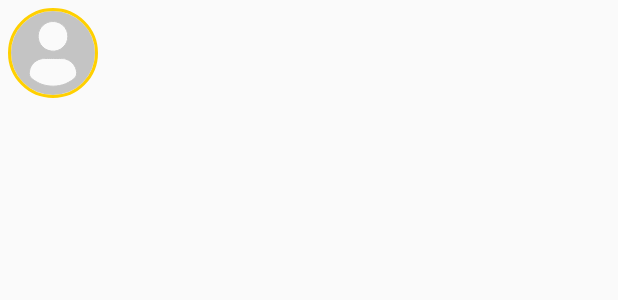
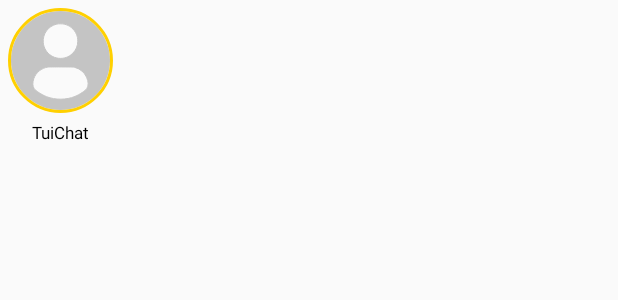
Before and after one commit to thang-uit/tuichat_android_java, an Android app: the layout item_story.xml on its own in the app's theme, with its tools: preview values and no code run, on a phone screen of 412 x 824 dp. Shown: the top 300 px of the screen. Run offline under Robolectric (Android 15) with nearby library versions, the phone set to English and light mode, and no system bars.

Commit message:
01:22 28/8/2021

```diff
--- a/app/src/main/java/com/thanguit/tuichat/activities/ChatActivity.java
+++ b/app/src/main/java/com/thanguit/tuichat/activities/ChatActivity.java
@@ -102,7 +102,7 @@ public class ChatActivity extends AppCompatActivity {
                         receiverRoom = receiverID.trim() + currentUser.getUid();
 
                         chatMessageList = new ArrayList<>();
-                        chatMessageAdapter = new ChatMessageAdapter(this, chatMessageList, user.getUid(), avatar);
+                        chatMessageAdapter = new ChatMessageAdapter(this, chatMessageList, user.getUid(), avatar, senderRoom, receiverRoom);
                         activityChatBinding.rvChatMessage.setLayoutManager(new LinearLayoutManager(this));
                         activityChatBinding.rvChatMessage.setAdapter(chatMessageAdapter);
 
@@ -116,6 +116,7 @@ public class ChatActivity extends AppCompatActivity {
                                         chatMessageList.clear();
                                         for (DataSnapshot dataSnapshot : snapshot.getChildren()) {
                                             ChatMessage chatMessage = dataSnapshot.getValue(ChatMessage.class);
+                                            chatMessage.setMessageID(dataSnapshot.getKey());
                                             chatMessageList.add(chatMessage);
                                         }
                                         chatMessageAdapter.notifyDataSetChanged();
--- a/app/src/main/java/com/thanguit/tuichat/activities/MainActivity.java
+++ b/app/src/main/java/com/thanguit/tuichat/activities/MainActivity.java
@@ -57,7 +57,7 @@ public class MainActivity extends AppCompatActivity {
         viewPagerAdapter = new ViewPagerAdapter(getSupportFragmentManager(), getLifecycle());
         activityMainBinding.vp2ViewPager2.setAdapter(viewPagerAdapter);
         activityMainBinding.vp2ViewPager2.setCurrentItem(0); // Set default fragment
-        activityMainBinding.vp2ViewPager2.setOffscreenPageLimit(2);
+//        activityMainBinding.vp2ViewPager2.setOffscreenPageLimit(2);
         activityMainBinding.vp2ViewPager2.setPageTransformer(new ZoomOutPageTransformer()); // Set animation change page
 
         FirebaseUser currentUser = firebaseAuth.getCurrentUser();
--- a/app/src/main/java/com/thanguit/tuichat/adapters/StoryAdapter.java
+++ b/app/src/main/java/com/thanguit/tuichat/adapters/StoryAdapter.java
@@ -39,6 +39,7 @@ public class StoryAdapter extends RecyclerView.Adapter<StoryAdapter.ViewHolder>
                 .placeholder(R.drawable.ic_user_avatar)
                 .error(R.drawable.ic_user_avatar)
                 .into(holder.itemStoryBinding.civStory);
+        holder.itemStoryBinding.tvUserStory.setText(userStoryList.get(position).getName().trim());
     }
 
     @Override
@@ -56,6 +57,7 @@ public class StoryAdapter extends RecyclerView.Adapter<StoryAdapter.ViewHolder>
             super(itemView);
 
             itemStoryBinding = ItemStoryBinding.bind(itemView);
+            itemStoryBinding.tvUserStory.setSelected(true);
         }
     }
 }
--- a/app/src/main/java/com/thanguit/tuichat/models/ChatMessage.java
+++ b/app/src/main/java/com/thanguit/tuichat/models/ChatMessage.java
@@ -5,7 +5,7 @@ public class ChatMessage {
     private String message;
     private String senderID;
     private String time;
-    private int emoticon;
+    private int emoticon = -1;
 
     public ChatMessage() {
     }
--- a/app/src/main/res/layout/item_conversation.xml
+++ b/app/src/main/res/layout/item_conversation.xml
@@ -3,6 +3,7 @@
     android:layout_width="match_parent"
     android:layout_height="wrap_content"
     android:layout_marginTop="8dp"
+    android:background="?selectableItemBackground"
     android:padding="5dp">
 
     <de.hdodenhof.circleimageview.CircleImageView
--- a/app/src/main/res/layout/item_story.xml
+++ b/app/src/main/res/layout/item_story.xml
@@ -7,12 +7,30 @@
 
     <de.hdodenhof.circleimageview.CircleImageView
         android:id="@+id/civStory"
-        android:layout_width="60dp"
-        android:layout_height="60dp"
-        android:layout_alignParentStart="true"
+        android:layout_width="70dp"
+        android:layout_height="70dp"
+        android:layout_alignParentTop="true"
         android:layout_centerInParent="true"
         android:src="@drawable/ic_user_avatar"
         app:civ_border_color="@color/color_main_1"
         app:civ_border_width="2dp" />
 
+    <TextView
+        android:id="@+id/tvUserStory"
+        android:layout_width="wrap_content"
+        android:layout_height="wrap_content"
+        android:layout_below="@+id/civStory"
+        android:layout_alignStart="@+id/civStory"
+        android:layout_alignEnd="@+id/civStory"
+        android:layout_centerInParent="true"
+        android:layout_marginTop="5dp"
+        android:ellipsize="marquee"
+        android:gravity="center"
+        android:marqueeRepeatLimit="marquee_forever"
+        android:scrollHorizontally="true"
+        android:text="@string/app_name"
+        android:textAlignment="center"
+        android:textColor="@color/color_1"
+        android:textSize="11sp"
+        android:textStyle="normal" />
 </RelativeLayout>
```
Also changed, not shown: app/src/main/java/com/thanguit/tuichat/adapters/ChatMessageAdapter.java (+49 -9 lines), app/src/main/java/com/thanguit/tuichat/fragments/ChatFragment.java (+12 -54 lines), app/src/main/res/layout/fragment_chat.xml (+7 -11 lines).
